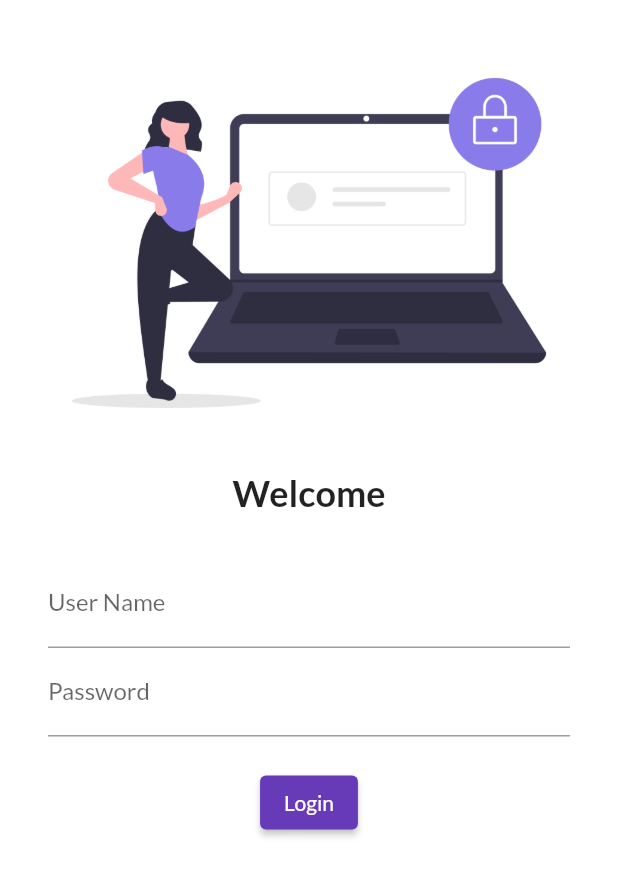
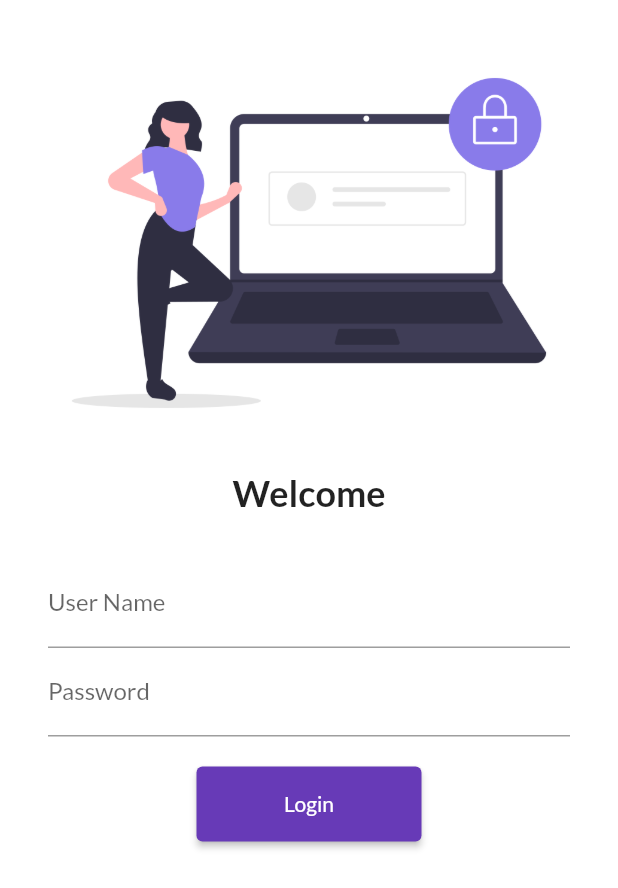
Before and after one commit to aptechite06/30daysflutter, a Flutter app: the screen it shows after launch, on a phone screen of 412 x 824 dp. Shown: the top 888 px of the screen. Run offline on Flutter 3.47's test engine with Material 2 defaults, Android fonts, the phone set to English and light mode, and no system bars; our stand-ins replace google_fonts.

Commit message:
Day 5 Completed

```diff
--- a/lib/main.dart
+++ b/lib/main.dart
@@ -1,5 +1,6 @@
 import 'package:flutter/material.dart';
 import 'package:flutter_firstapp/pages/login_page.dart';
+import 'package:flutter_firstapp/utils/routes.dart';
 import 'package:google_fonts/google_fonts.dart';
 
 import 'pages/home_page.dart';
@@ -24,8 +25,8 @@ class MyApp extends StatelessWidget {
       ),
       routes: {
         "/": (context) => LoginPage(),
-        "/home": (context) => HomePage(),
-        "/login": (context) => LoginPage(),
+        MyRoutes.homeRoute: (context) => HomePage(),
+        MyRoutes.loginRoute: (context) => LoginPage(),
       },
     );
   }
--- a/lib/pages/login_page.dart
+++ b/lib/pages/login_page.dart
@@ -1,12 +1,14 @@
 import 'dart:ui';
 
 import 'package:flutter/material.dart';
+import 'package:flutter_firstapp/utils/routes.dart';
 
 class LoginPage extends StatelessWidget {
   @override
   Widget build(BuildContext context) {
     return Material(
         color: Colors.white,
+        child: SingleChildScrollView(
           child: Column(
             children: [
               SizedBox(
@@ -27,13 +29,14 @@ class LoginPage extends StatelessWidget {
                 height: 20.0,
               ),
               Padding(
-              padding:
-                  const EdgeInsets.symmetric(vertical: 10.0, horizontal: 32.0),
+                padding: const EdgeInsets.symmetric(
+                    vertical: 10.0, horizontal: 32.0),
                 child: Column(
                   children: [
                     TextFormField(
                         decoration: InputDecoration(
-                          hintText: "Enter UserName", labelText: "User Name")),
+                            hintText: "Enter UserName",
+                            labelText: "User Name")),
                     TextFormField(
                       decoration: InputDecoration(
                           hintText: "Enter Password", labelText: "Password"),
@@ -44,15 +47,16 @@ class LoginPage extends StatelessWidget {
                     ),
                     ElevatedButton(
                       child: Text("Login"),
+                      style: TextButton.styleFrom(minimumSize: Size(150, 50)),
                       onPressed: () {
-                      print("Pressed Me");
+                        Navigator.pushNamed(context, MyRoutes.homeRoute);
                       },
-
                     )
                   ],
                 ),
               )
             ],
+          ),
         ));
   }
 }
--- /dev/null
+++ b/lib/utils/routes.dart
@@ -0,0 +1,4 @@
+class MyRoutes {
+  static String loginRoute = "/login";
+  static String homeRoute = "/home";
+}
```
Lines whose indentation alone changed are shown as unchanged.
